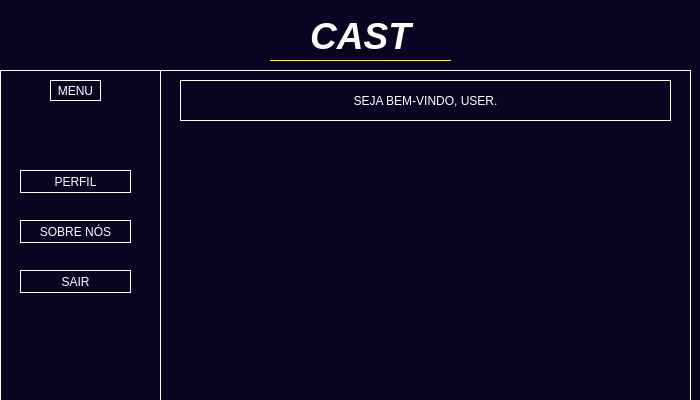
Above: telas/tela_menu.ui from Alisson-Rodrigo/poo-II before the change. Below: the same form after it.
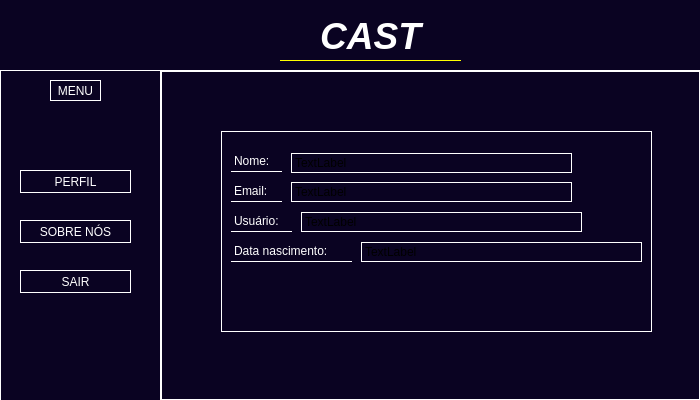
That is the form after the change. The open tabs and pages were chosen to show the change.

What changed in the file:
```diff
--- a/telas/tela_menu.ui
+++ b/telas/tela_menu.ui
@@ -136,49 +136,10 @@
     </property>
    </widget>
   </widget>
-  <widget class="QFrame" name="frame_2">
-   <property name="geometry">
-    <rect>
-     <x>160</x>
-     <y>70</y>
-     <width>531</width>
-     <height>331</height>
-    </rect>
-   </property>
-   <property name="styleSheet">
-    <string notr="true">border: 1px solid white;</string>
-   </property>
-   <property name="frameShape">
-    <enum>QFrame::StyledPanel</enum>
-   </property>
-   <property name="frameShadow">
-    <enum>QFrame::Raised</enum>
-   </property>
-   <widget class="QLabel" name="label">
-    <property name="geometry">
-     <rect>
-      <x>20</x>
-      <y>10</y>
-      <width>491</width>
-      <height>41</height>
-     </rect>
-    </property>
-    <property name="styleSheet">
-     <string notr="true">color: white;
-font: 24pt &quot;MS Shell Dlg 2&quot;;</string>
-    </property>
-    <property name="text">
-     <string>SEJA BEM-VINDO, USER.</string>
-    </property>
-    <property name="alignment">
-     <set>Qt::AlignCenter</set>
-    </property>
-   </widget>
-  </widget>
   <widget class="QLabel" name="label_2">
    <property name="geometry">
     <rect>
-     <x>270</x>
+     <x>280</x>
      <y>10</y>
      <width>181</width>
      <height>51</height>
@@ -203,6 +164,217 @@
     <set>Qt::AlignCenter</set>
    </property>
   </widget>
+  <widget class="QStackedWidget" name="stackedWidget">
+   <property name="geometry">
+    <rect>
+     <x>160</x>
+     <y>70</y>
+     <width>541</width>
+     <height>331</height>
+    </rect>
+   </property>
+   <property name="styleSheet">
+    <string notr="true">border: 1px solid white;</string>
+   </property>
+   <property name="currentIndex">
+    <number>2</number>
+   </property>
+   <widget class="QWidget" name="page">
+    <widget class="QLabel" name="label">
+     <property name="geometry">
+      <rect>
+       <x>110</x>
+       <y>10</y>
+       <width>331</width>
+       <height>31</height>
+      </rect>
+     </property>
+     <property name="font">
+      <font>
+       <pointsize>20</pointsize>
+      </font>
+     </property>
+     <property name="styleSheet">
+      <string notr="true">color: white;</string>
+     </property>
+     <property name="text">
+      <string>SEJA BEM-VINDO, USER!</string>
+     </property>
+     <property name="alignment">
+      <set>Qt::AlignCenter</set>
+     </property>
+    </widget>
+   </widget>
+   <widget class="QWidget" name="page_2">
+    <widget class="QFrame" name="frame_2">
+     <property name="geometry">
+      <rect>
+       <x>60</x>
+       <y>60</y>
+       <width>431</width>
+       <height>201</height>
+      </rect>
+     </property>
+     <property name="frameShape">
+      <enum>QFrame::StyledPanel</enum>
+     </property>
+     <property name="frameShadow">
+      <enum>QFrame::Raised</enum>
+     </property>
+     <widget class="QLabel" name="label_4">
+      <property name="geometry">
+       <rect>
+        <x>10</x>
+        <y>20</y>
+        <width>51</width>
+        <height>21</height>
+       </rect>
+      </property>
+      <property name="styleSheet">
+       <string notr="true">color: white;
+border: none;
+border-bottom: 1px solid white;</string>
+      </property>
+      <property name="text">
+       <string>Nome:</string>
+      </property>
+     </widget>
+     <widget class="QLabel" name="label_6">
+      <property name="geometry">
+       <rect>
+        <x>10</x>
+        <y>50</y>
+        <width>51</width>
+        <height>21</height>
+       </rect>
+      </property>
+      <property name="styleSheet">
+       <string notr="true">color: white;
+border: none;
+border-bottom: 1px solid white;</string>
+      </property>
+      <property name="text">
+       <string>Email:</string>
+      </property>
+     </widget>
+     <widget class="QLabel" name="label_7">
+      <property name="geometry">
+       <rect>
+        <x>10</x>
+        <y>80</y>
+        <width>61</width>
+        <height>21</height>
+       </rect>
+      </property>
+      <property name="styleSheet">
+       <string notr="true">color: white;
+border: none;
+border-bottom: 1px solid white;</string>
+      </property>
+      <property name="text">
+       <string>Usuário:</string>
+      </property>
+     </widget>
+     <widget class="QLabel" name="label_8">
+      <property name="geometry">
+       <rect>
+        <x>10</x>
+        <y>110</y>
+        <width>121</width>
+        <height>21</height>
+       </rect>
+      </property>
+      <property name="styleSheet">
+       <string notr="true">color: white;
+border: none;
+border-bottom: 1px solid white;</string>
+      </property>
+      <property name="text">
+       <string>Data nascimento:</string>
+      </property>
+     </widget>
+     <widget class="QLabel" name="label_9">
+      <property name="geometry">
+       <rect>
+        <x>70</x>
+        <y>22</y>
+        <width>281</width>
+        <height>20</height>
+       </rect>
+      </property>
+      <property name="text">
+       <string>TextLabel</string>
+      </property>
+     </widget>
+     <widget class="QLabel" name="label_10">
+      <property name="geometry">
+       <rect>
+        <x>70</x>
+        <y>51</y>
+        <width>281</width>
+        <height>20</height>
+       </rect>
+      </property>
+      <property name="text">
+       <string>TextLabel</string>
+      </property>
+     </widget>
+     <widget class="QLabel" name="label_11">
+      <property name="geometry">
+       <rect>
+        <x>80</x>
+        <y>81</y>
+        <width>281</width>
+        <height>20</height>
+       </rect>
+      </property>
+      <property name="text">
+       <string>TextLabel</string>
+      </property>
+     </widget>
+     <widget class="QLabel" name="label_12">
+      <property name="geometry">
+       <rect>
+        <x>140</x>
+        <y>111</y>
+        <width>281</width>
+        <height>20</height>
+       </rect>
+      </property>
+      <property name="text">
+       <string>TextLabel</string>
+      </property>
+     </widget>
+    </widget>
+   </widget>
+   <widget class="QWidget" name="page_3">
+    <widget class="QTextBrowser" name="textBrowser">
+     <property name="geometry">
+      <rect>
+       <x>0</x>
+       <y>30</y>
+       <width>531</width>
+       <height>301</height>
+      </rect>
+     </property>
+     <property name="styleSheet">
+      <string notr="true">color: white;
+border: none;
+border-bottom: 1px solid white;</string>
+     </property>
+     <property name="html">
+      <string>&lt;!DOCTYPE HTML PUBLIC &quot;-//W3C//DTD HTML 4.0//EN&quot; &quot;http://www.w3.org/TR/REC-html40/strict.dtd&quot;&gt;
+&lt;html&gt;&lt;head&gt;&lt;meta name=&quot;qrichtext&quot; content=&quot;1&quot; /&gt;&lt;style type=&quot;text/css&quot;&gt;
+p, li { white-space: pre-wrap; }
+&lt;/style&gt;&lt;/head&gt;&lt;body style=&quot; font-family:'Ubuntu'; font-size:11pt; font-weight:400; font-style:normal;&quot;&gt;
+&lt;p style=&quot; margin-top:0px; margin-bottom:0px; margin-left:0px; margin-right:0px; -qt-block-indent:0; text-indent:0px;&quot;&gt;Cast é uma plataforma de streaming inovadora que oferece uma ampla variedade de conteúdo audiovisual para os seus usuários. Com um catálogo diversificado que abrange filmes, séries, documentários, programas de TV e muito mais, Cast se destaca como uma opção abrangente para aqueles que buscam entretenimento de qualidade.&lt;/p&gt;
+&lt;p style=&quot;-qt-paragraph-type:empty; margin-top:0px; margin-bottom:0px; margin-left:0px; margin-right:0px; -qt-block-indent:0; text-indent:0px;&quot;&gt;&lt;br /&gt;&lt;/p&gt;
+&lt;p style=&quot; margin-top:0px; margin-bottom:0px; margin-left:0px; margin-right:0px; -qt-block-indent:0; text-indent:0px;&quot;&gt;A plataforma é projetada para oferecer uma experiência de usuário imersiva e personalizada, adaptando-se aos interesses e preferências individuais de cada usuário. Uma das características únicas da plataforma Cast é a sua interface intuitiva e fácil de usar. Os usuários podem navegar facilmente pelo catálogo, explorar diferentes categorias, descobrir novos lançamentos e encontrar seus programas favoritos com apenas alguns cliques&lt;/p&gt;
+&lt;p style=&quot; margin-top:0px; margin-bottom:0px; margin-left:0px; margin-right:0px; -qt-block-indent:0; text-indent:0px;&quot;&gt;&lt;br /&gt;&lt;/p&gt;&lt;/body&gt;&lt;/html&gt;</string>
+     </property>
+    </widget>
+   </widget>
+  </widget>
  </widget>
  <resources/>
  <connections/>
```
